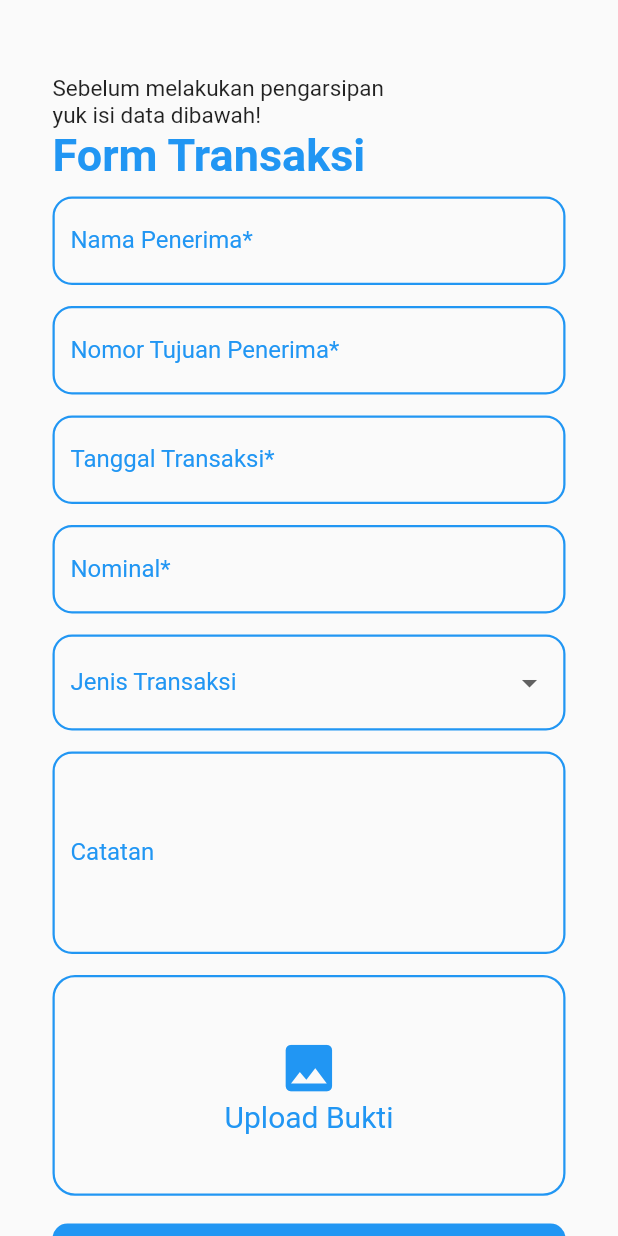
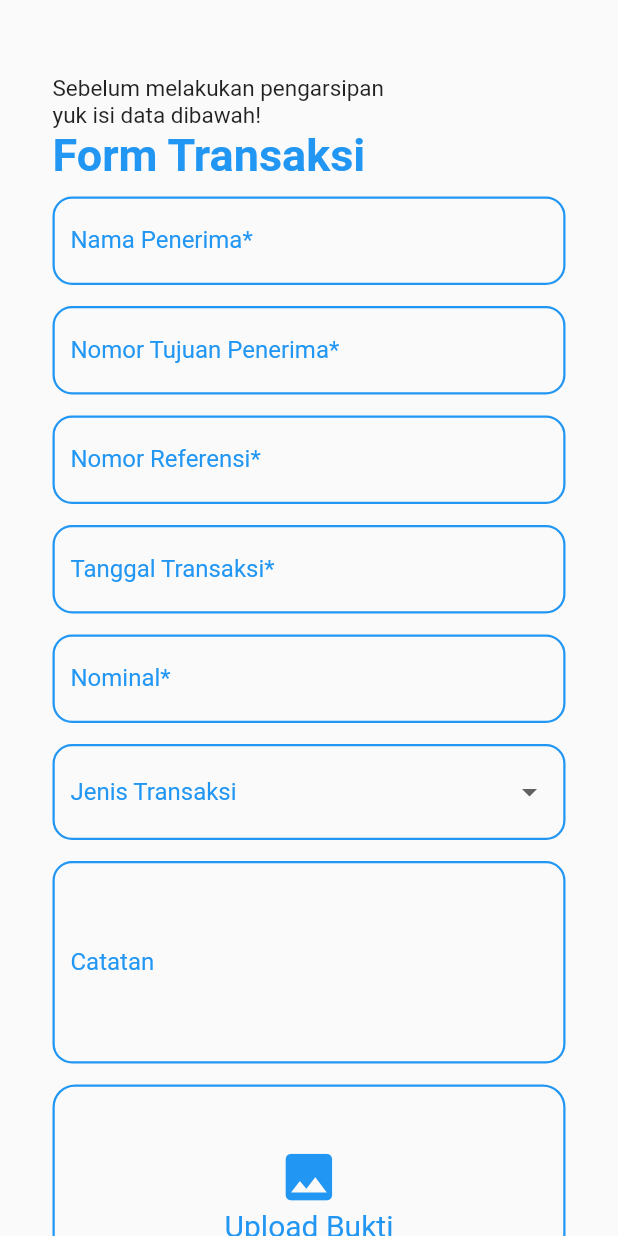
Before and after one commit to izzudin26/B-Archive_Flutter, a Flutter app: the FormTransaction screen opened directly, on a phone screen of 412 x 824 dp. Run offline on Flutter 3.47's test engine with Material 2 defaults, Android fonts, the phone set to English and light mode, and no system bars; our stand-ins replace flutter_datetime_picker, image_picker, lottie, shared_preferences; missing offline and left inert: jwt_decode, qr_code_scanner; accounts and stored records are empty.

```diff
--- a/lib/screen/formTransaction.dart
+++ b/lib/screen/formTransaction.dart
@@ -59,6 +59,13 @@ class _FormTransactionState extends State<FormTransaction> {
   String? validateReceiverNumber(String? value) {
     if (value == null || value.isEmpty) {
       return "Nomor tujuan tidak boleh kosong";
+    }
+    return null;
+  }
+
+  String? validateReference(String? value) {
+    if (value == null || value.isEmpty) {
+      return "Nomor Referensi tidak boleh kosong";
     }
     return null;
   }
@@ -135,6 +142,14 @@ class _FormTransactionState extends State<FormTransaction> {
               decoration: style.textInput(context, "Nomor Tujuan Penerima*"),
               validator: validateReceiverNumber,
               controller: receiverNumber,
+            ),
+          ),
+          Container(
+            margin: EdgeInsets.only(top: 7, bottom: 7),
+            child: TextFormField(
+              decoration: style.textInput(context, "Nomor Referensi*"),
+              validator: validateReference,
+              controller: ref,
             ),
           ),
           Container(
```
